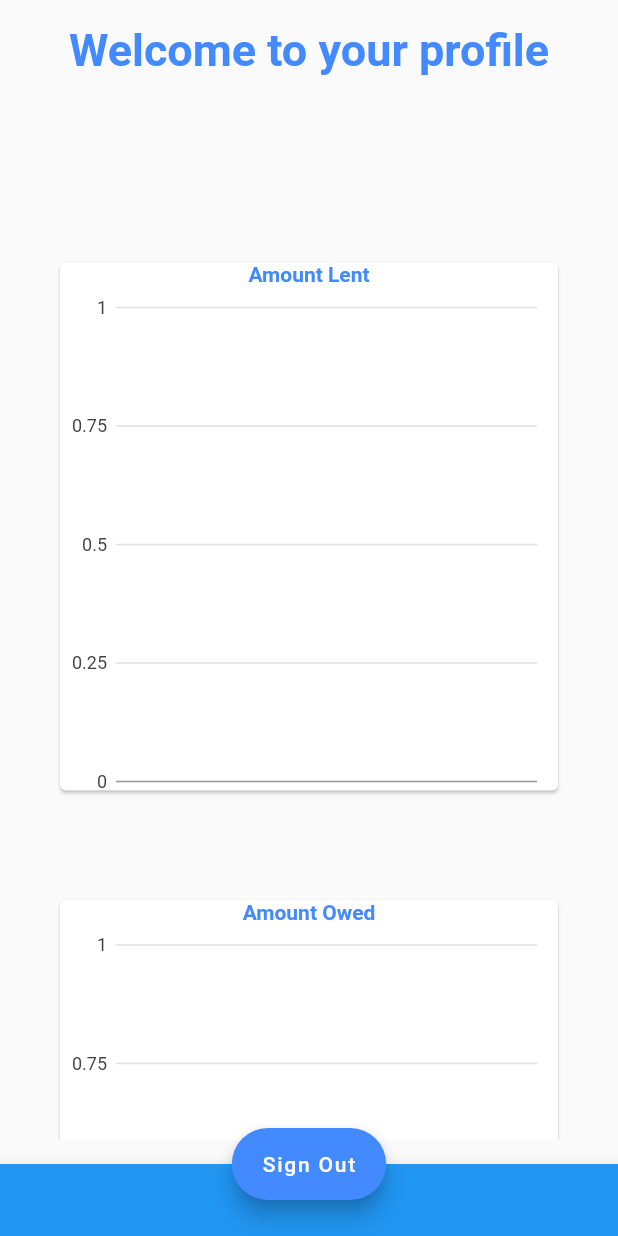
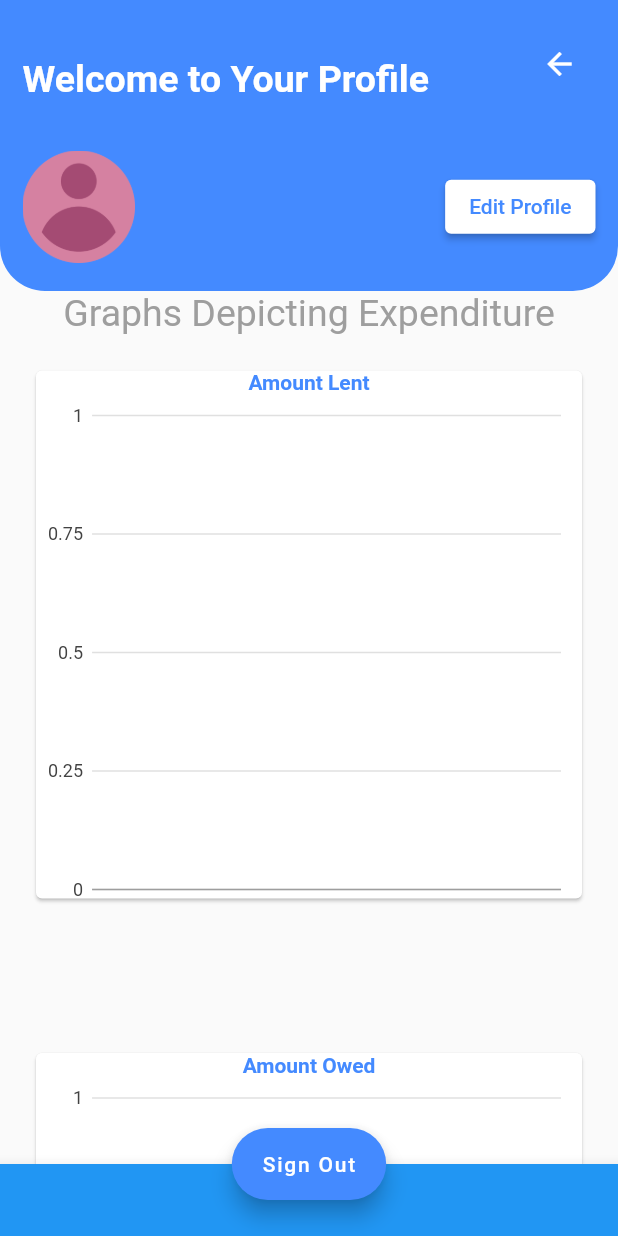
Before and after one commit to pranavi79/DroidRush-2020, a Flutter app: the Profile screen opened directly, on a phone screen of 412 x 824 dp. Run offline on Flutter 3.47's test engine with Material 2 defaults, Android fonts, the phone set to English and light mode, and no system bars; drawn by our look-alikes of fl_chart; our stand-ins replace charts_flutter, cloud_firestore, firebase_auth, firebase_core, flutter_phoenix, flutter_spinkit and 5 more; missing offline and left inert: dart:ffi, razorpay_flutter; accounts and stored records are empty.

Commit message:
New profilepage, edits username

```diff
--- a/expense_manager/lib/Profile.dart
+++ b/expense_manager/lib/Profile.dart
@@ -1,4 +1,5 @@
 import 'package:expense_manager/fireauth.dart';
+import 'package:expense_manager/home.dart';
 import 'package:firebase_auth/firebase_auth.dart';
 import 'package:flutter/material.dart';
 import 'package:flutter_phoenix/flutter_phoenix.dart';
@@ -14,50 +15,150 @@ import 'package:expense_manager/charts/Lent/lent_class.dart';
 import 'package:expense_manager/charts/Lent/lent_chart.dart';
 import 'package:expense_manager/charts/Owe/owe_class.dart';
 import 'package:expense_manager/charts/Owe/owe_chart.dart';
+import 'edit_profile.dart';
 
 
 class Profile extends StatefulWidget {
   final User curr;
+
   Profile({this.curr});
+
   @override
   _ProfileState createState() => _ProfileState();
+
 }
 
+
 class _ProfileState extends State<Profile> {
-  User curr;
   final _fire=fireauth();
   final List<lentobject> lentlist= List<lentobject>();
   final List<Oweobject> owelist= List<Oweobject>();
+  FirebaseAuth auth = FirebaseAuth.instance;
+  User curr;
+  String username;
 
   @override
   void initState() {
     super.initState();
+
   }
 
   Widget build(BuildContext context) {
-  FirebaseAuth auth = FirebaseAuth.instance;
-  User curr = auth.currentUser;
+    curr= auth.currentUser;
+    username=curr.displayName;
+
     return Scaffold(
-      body:
+      body:Column(
+          children: <Widget>[
+           Expanded(
+             flex: 1,
+             child: Container(
+               decoration: BoxDecoration(
+                 borderRadius: BorderRadius.only(bottomRight: Radius.circular(30.0), bottomLeft: Radius.circular(30.0)),
+                 color: Colors.blueAccent,
+               ),
+               width: (MediaQuery.of(context).size.width),
+               child: SafeArea(
+                 child: Column(
+                   crossAxisAlignment: CrossAxisAlignment.start,
+                   mainAxisAlignment: MainAxisAlignment.spaceEvenly,
+                   children: [
+                     Row(
+                       mainAxisAlignment: MainAxisAlignment.spaceBetween,
+                       children: [
                          Padding(
-                padding: const EdgeInsets.all(16.0),
-                child: SingleChildScrollView(
-                  child: Column(
+                           padding: EdgeInsets.only(left: 15.0,top: 20.0,right:15.0),// EdgeInsets.all(15.0),
+                           child: Text(
+                             "Welcome to Your Profile",
+                             style: TextStyle(
+                               fontSize: 25.0,
+                               fontWeight: FontWeight.bold,
+                               color: Colors.white, //blueAccent,
+                             ),
+                           ),
+                         ),
+                         Padding(
+                           padding: const EdgeInsets.all(15.0),
+                           child: BackButton(
+                             color: Colors.white,
+                             onPressed: (){
+                               Navigator.push(context, MaterialPageRoute(
+                                 builder: (context) => HomeScreen(curr: curr),
+                               )
+                               );
+                             },
+                           ),
+                         )
+                       ],
+                     ),
+                     Padding(
+                       padding: const EdgeInsets.all(15.0),
+                       child: Row(
                          mainAxisAlignment: MainAxisAlignment.spaceBetween,
+                         children: [
+                           Row(
+                             children: [
+                               Image.asset(
+                                 'images/defaultProfile.png',
+                                 colorBlendMode: BlendMode.colorDodge,
+                                 width: 75,
+                                 height: 75,
+                               ),
+                               SizedBox(
+                                 width: 10,
+                               ),
+                               Text(
+                                 '$username',
+                                 style: TextStyle(
+                                   fontSize: 25.0,
+                                   fontWeight: FontWeight.bold,
+                                   color: Colors.white, //blueAccent,
+                                 ),
+                               ),
+                             ],
+                           ),
+                           ElevatedButton(
+                             onPressed:(){
+                               Navigator.push(context, MaterialPageRoute(
+                                   builder: (context) => EditProfile(),
+                               )
+                               );
+                               },
+                             child: Text(
+                               'Edit Profile',
+                               style: TextStyle(
+                                 color: Colors.blueAccent
+                               ),
+                             ),
+                             style: ButtonStyle(
+                               backgroundColor: MaterialStateProperty.all<Color>(Colors.white),
+                             ),
+
+
+                           ),
+
+                         ],
+                       ),
+                     ),
+                   ],
+                 ),
+               ),
+             ),
+           ),
+
+            Expanded(
+              flex:3,
+              child: Container(
+                child: ListView(
                   children: <Widget>[
                     Center(
                       child: Text(
-                          "Welcome to your profile",
-                          //+ curr?.displayName==null?'John Appleseed':curr?.displayName,
+                        'Graphs Depicting Expenditure',
                         style: TextStyle(
-                            fontSize: 30.0,
-                            fontWeight: FontWeight.bold,
-                            color: Colors.blueAccent,
+                          color: Colors.grey,
+                          fontSize: 25,
                         ),
                       ),
-                      ),
-                      SizedBox(
-                          height: 100.0
                     ),
                   StreamBuilder(              //STREAM FOR THE LENT CHART
                     stream: FirebaseFirestore.instance.collection('transactions').where('receiver',isEqualTo:  auth.currentUser?.email).snapshots(),
@@ -79,7 +180,7 @@ class _ProfileState extends State<Profile> {
                             barColor: charts.ColorUtil.fromDartColor(Colors.blue)
                           );
                           lentlist.add(l);
-                            };
+                        }
                         return lentchart(                                   // CALLING THE LENT CHART CLASS
                           data: lentlist,
                         );
@@ -87,8 +188,9 @@ class _ProfileState extends State<Profile> {
                     }
                   ),
                   SizedBox(
-                          height: 25.0
+                      height: 55.0
                   ),
+
                   StreamBuilder(                              //STREAM FOR THE OWE CHART
                     stream: FirebaseFirestore.instance
                       .collection('transactions')
@@ -105,7 +207,6 @@ class _ProfileState extends State<Profile> {
                       }
                       else {
                         int b = snapshot.data.documents.length;
-
                         for (int i = 0; i < b; i++) {                           //MAKING THE LIST FOR THE CHART
                           final t = snapshot.data.documents[i];
                           Map<dynamic, dynamic> sender = Map.from(t['sender']);
@@ -115,7 +216,7 @@ class _ProfileState extends State<Profile> {
                               barColor: charts.ColorUtil.fromDartColor(Colors.blue)
                           );
                           owelist.add(o);
-                            };
+                        }
                         return owechart(                                        //CALLING OWECHART CLASS
                           data: owelist,
                         );
@@ -127,14 +228,12 @@ class _ProfileState extends State<Profile> {
                       height: 8.0
                   ),
                 ],
+                       // ],
                       ),
                     ),
                   ),
-
-            ///////////////////WIDGET AND COLUMN AND SCROLL AND PADDING END HERE
-    /*      }
-        }),*/
-
+          ]
+      ),
 
       floatingActionButton: FloatingActionButton.extended(
         onPressed: (){
--- a/expense_manager/lib/signup/SignUp.dart
+++ b/expense_manager/lib/signup/SignUp.dart
@@ -275,9 +275,9 @@ Widget buildSignUp() {
       ),
     );
   }
-void signUp() async {                      //This function Signs the user up with firebase and handles any errors
-  if(_name!=null&& _username!=null) {           //The try block is called only if name and username are filled
-    try {
+  void signUp() async {                      //This function Signs the user up with firebase and handles any errors
+    if(_name!=null&& _username!=null) {           //The try block is called only if name and username are filled
+          try {
       // AuthResult
       UserCredential user = await _fire.Create(_email, _password);
       await user.user.updateProfile(displayName: _name,);
--- a/expense_manager/pubspec.yaml
+++ b/expense_manager/pubspec.yaml
@@ -21,6 +21,7 @@ environment:
   sdk: ">=2.7.0 <3.0.0"
 
 dependencies:
+  modal_progress_hud: ^0.1.3
   toast: ^0.1.5
   charts_flutter: ^0.9.0
   fl_chart: ^0.12.0
```
Also changed, not shown: expense_manager/lib/edit_profile.dart (added, +229 -0 lines), expense_manager/lib/home.dart (+24 -9 lines), expense_manager/images/defaultProfile.png (added), expense_manager/lib/Splash.dart (line endings or trailing spaces), expense_manager/pubspec.lock. Lines whose indentation alone changed are shown as unchanged.
